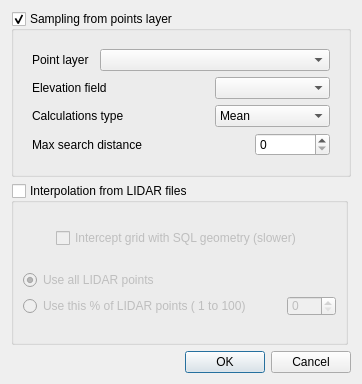
Qt form flo2d/ui/sampling_xyz.ui (FLO-2DSoftware/qgis-flo-2d-plugin) before a commit.
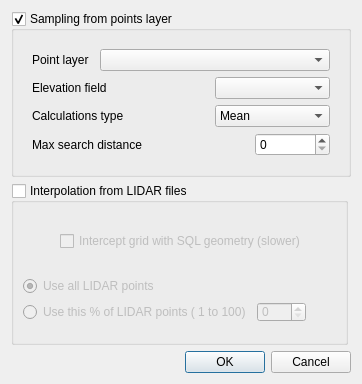
The same form after that commit. Custom widgets are drawn as their Qt base class.

Commit message:
Render non-interpolated grid elevation
- ...and create 'col' and 'row' fields for grid layer.
- ...and fix XS plots for trapezoidal and rectangular plots.

Diff of the .ui file:
```diff
--- a/flo2d/ui/sampling_xyz.ui
+++ b/flo2d/ui/sampling_xyz.ui
@@ -262,8 +262,6 @@
      <property name="checked">
       <bool>false</bool>
      </property>
-     <layout class="QGridLayout" name="gridLayout_7">
-      <item row="0" column="0">
        <layout class="QGridLayout" name="gridLayout_6">
         <item row="0" column="0">
          <spacer name="horizontalSpacer_2">
@@ -272,8 +270,8 @@
           </property>
           <property name="sizeHint" stdset="0">
            <size>
-            <width>40</width>
-            <height>20</height>
+          <width>37</width>
+          <height>38</height>
            </size>
           </property>
          </spacer>
@@ -295,15 +293,13 @@
           </property>
           <property name="sizeHint" stdset="0">
            <size>
-            <width>40</width>
-            <height>20</height>
+          <width>37</width>
+          <height>30</height>
            </size>
           </property>
          </spacer>
         </item>
-       </layout>
-      </item>
-      <item row="1" column="0">
+      <item row="1" column="0" colspan="2">
        <layout class="QGridLayout" name="gridLayout_5">
         <item row="0" column="0">
          <widget class="QRadioButton" name="use_all_radio">
```
Left out of the diff: 20 changed lines with no effect on the pictures. Lines whose indentation alone changed are shown as unchanged. The commit also changes 14 other files.
